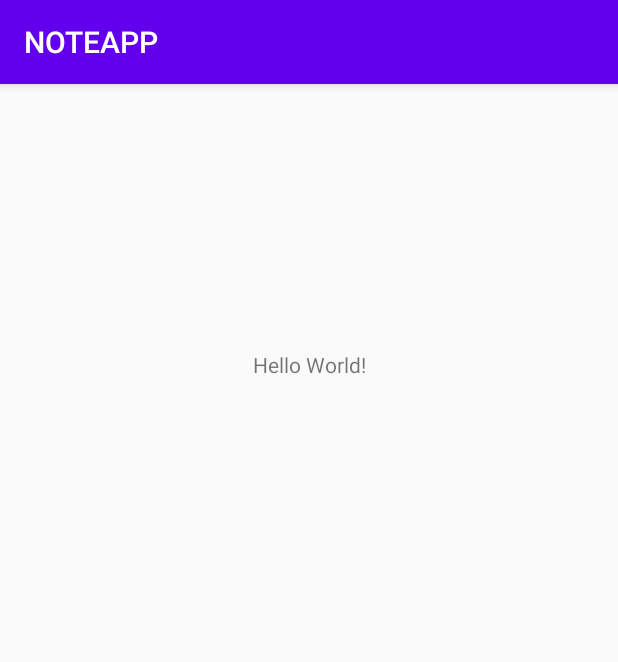
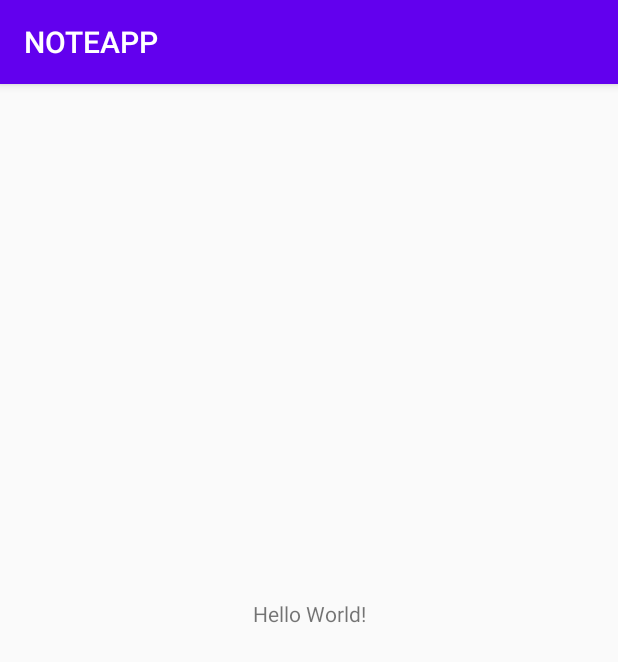
Before and after one commit to Nelmix408/noteAPP2, an Android app: the screen it shows after launch (MainActivity), on a phone screen of 412 x 824 dp. Shown: the top 662 px of the screen. Run offline under Robolectric (Android 15) with nearby library versions, the phone set to English and light mode, and no system bars.

Commit message:
NOTEAPP y

```diff
--- a/app/src/main/res/layout/activity_main.xml
+++ b/app/src/main/res/layout/activity_main.xml
@@ -14,6 +14,6 @@
         app:layout_constraintEnd_toEndOf="parent"
         app:layout_constraintStart_toStartOf="parent"
         app:layout_constraintTop_toTopOf="parent"
-        app:layout_constraintVertical_bias="0.237" />
+        app:layout_constraintVertical_bias="0.459" />
 
 </android.support.constraint.ConstraintLayout>
```
